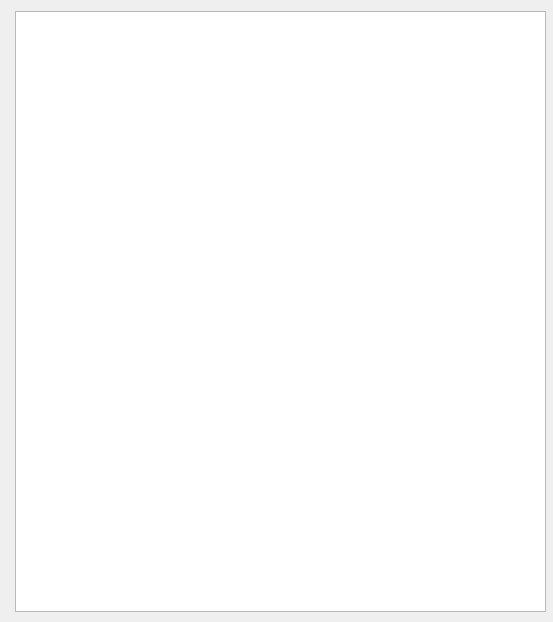
Old version of the form WallsAndHoles/mapview.ui in the repository Bdtrotte/3D-Map-Gen.
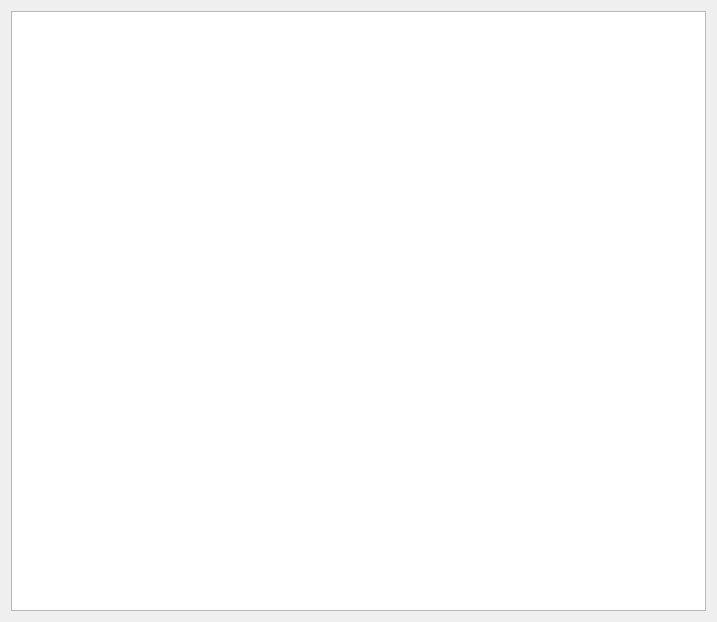
New version of the form.

Commit message: added mouse events to rectCell

```diff
--- a/WallsAndHoles/mapview.ui
+++ b/WallsAndHoles/mapview.ui
@@ -6,23 +6,40 @@
    <rect>
     <x>0</x>
     <y>0</y>
-    <width>553</width>
+    <width>717</width>
     <height>622</height>
    </rect>
   </property>
   <property name="windowTitle">
    <string>Form</string>
   </property>
-  <widget class="QGraphicsView" name="graphicsView">
-   <property name="geometry">
-    <rect>
-     <x>15</x>
-     <y>11</y>
-     <width>531</width>
-     <height>601</height>
-    </rect>
-   </property>
-  </widget>
+  <layout class="QHBoxLayout" name="horizontalLayout">
+   <item>
+    <widget class="QGraphicsView" name="graphicsView">
+     <property name="sizePolicy">
+      <sizepolicy hsizetype="Expanding" vsizetype="Expanding">
+       <horstretch>50</horstretch>
+       <verstretch>50</verstretch>
+      </sizepolicy>
+     </property>
+     <property name="minimumSize">
+      <size>
+       <width>200</width>
+       <height>200</height>
+      </size>
+     </property>
+     <property name="baseSize">
+      <size>
+       <width>0</width>
+       <height>0</height>
+      </size>
+     </property>
+     <property name="sizeAdjustPolicy">
+      <enum>QAbstractScrollArea::AdjustToContents</enum>
+     </property>
+    </widget>
+   </item>
+  </layout>
  </widget>
  <resources/>
  <connections/>
```
The commit also changes 7 other files.
